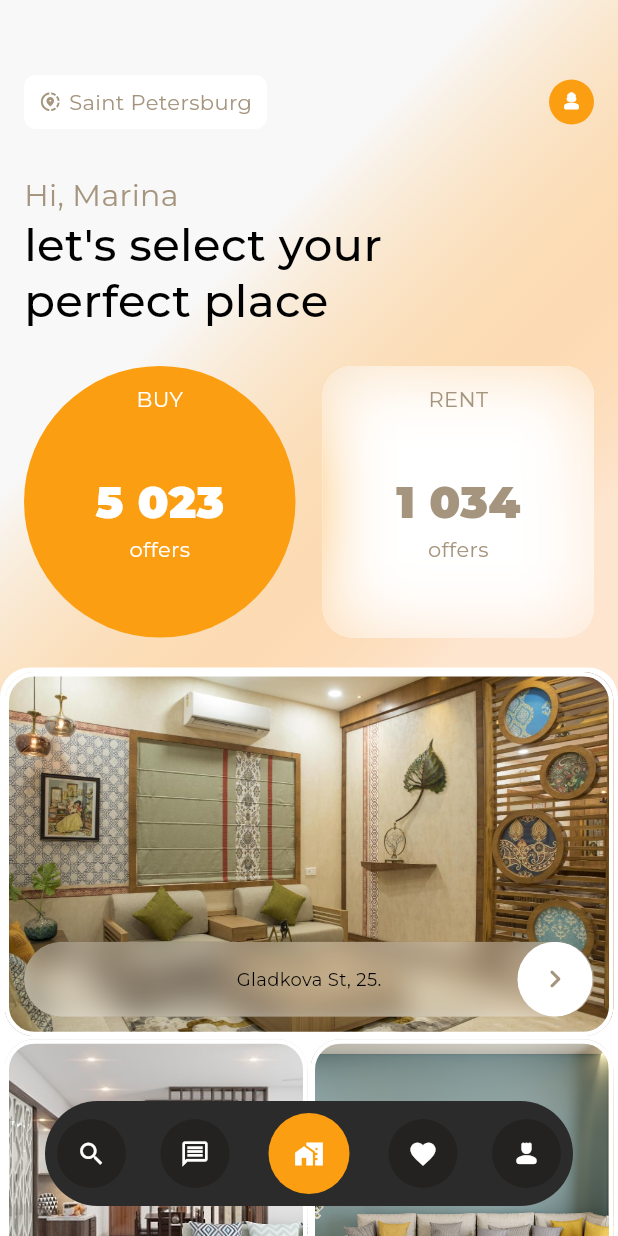
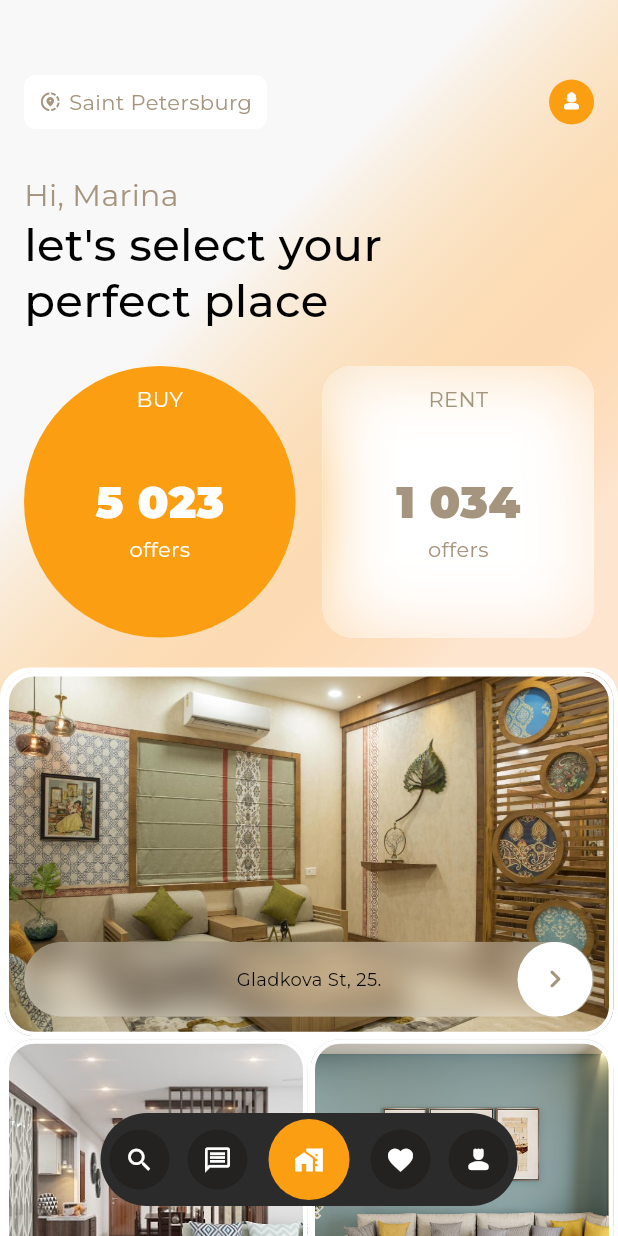
Before and after one commit to the-Jinxist/mpoint_test, a Flutter app: the screen it shows after launch, on a phone screen of 412 x 824 dp. Run offline on Flutter 3.47's test engine with Material 3 defaults, Android fonts, the phone set to English and light mode, and no system bars; our stand-ins replace google_fonts; missing offline and left inert: flutter_context_menu.

Commit message:
fix(ui): added context menu, updated bottom navigation bar

```diff
--- a/lib/features/home/components/search_page.dart
+++ b/lib/features/home/components/search_page.dart
@@ -34,7 +34,7 @@ class SearchPage extends StatelessWidget {
                     right: 40,
                     child: MapSearchField(),
                   ),
-                  const Positioned(
+                  Positioned(
                     bottom: kBottomNavigationBarHeight + 50,
                     left: 40,
                     right: 40,
--- a/lib/shared/widgets/bottom_nav.dart
+++ b/lib/shared/widgets/bottom_nav.dart
@@ -58,17 +58,20 @@ class _BottomNavBarState extends State<BottomNavBar> {
   Widget build(BuildContext context) {
     return LayoutBuilder(
       builder: (context, constraints) {
-        return Container(
-          height: 70,
-          width: constraints.maxWidth,
-          margin: const EdgeInsets.symmetric(vertical: 20, horizontal: 30),
-          padding: const EdgeInsets.all(8),
+        return Row(
+          mainAxisAlignment: MainAxisAlignment.center,
+          children: [
+            Container(
+              height: 62,
+              margin: const EdgeInsets.symmetric(vertical: 20),
+              padding: const EdgeInsets.symmetric(horizontal: 0, vertical: 4),
               decoration: BoxDecoration(
                 color: kBottomNavBarBg,
-            borderRadius: BorderRadius.circular(40),
+                borderRadius: BorderRadius.circular(31),
               ),
               child: Row(
-            mainAxisAlignment: MainAxisAlignment.spaceBetween,
+                mainAxisAlignment: MainAxisAlignment.spaceEvenly,
+                mainAxisSize: MainAxisSize.min,
                 children: List.generate(
                   _icons.length,
                   (index) {
@@ -81,19 +84,24 @@ class _BottomNavBarState extends State<BottomNavBar> {
                         widget.onItemTap(index);
                       },
                       child: AnimatedContainer(
+                        height: currentIndex == index ? 58 : 40,
+                        width: currentIndex == index ? 58 : 40,
                         duration: const Duration(milliseconds: 500),
-                    child: CircleAvatar(
-                      radius: currentIndex == index ? 30 : 23,
-                      backgroundColor: currentIndex == index
+                        margin: const EdgeInsets.symmetric(horizontal: 6),
+                        decoration: BoxDecoration(
+                          color: currentIndex == index
                               ? kPrimaryColor
                               : kBottomNavIconBg,
+                          shape: BoxShape.circle,
+                        ),
                         child: _icons[index],
-                    ),
                       ),
                     );
                   },
                 ),
               ),
+            ),
+          ],
         );
       },
     );
--- a/pubspec.yaml
+++ b/pubspec.yaml
@@ -37,6 +37,7 @@ dependencies:
   cupertino_icons: ^1.0.6
   google_fonts: ^6.2.1
   flutter_staggered_grid_view: ^0.7.0
+  flutter_context_menu: ^0.1.3
 
 dev_dependencies:
   flutter_test:
```
Also changed, not shown: lib/shared/widgets/context_menu.dart (added, +54 -0 lines), lib/shared/widgets/search_actions.dart (+15 -6 lines), pubspec.lock. Lines whose indentation alone changed are shown as unchanged.
